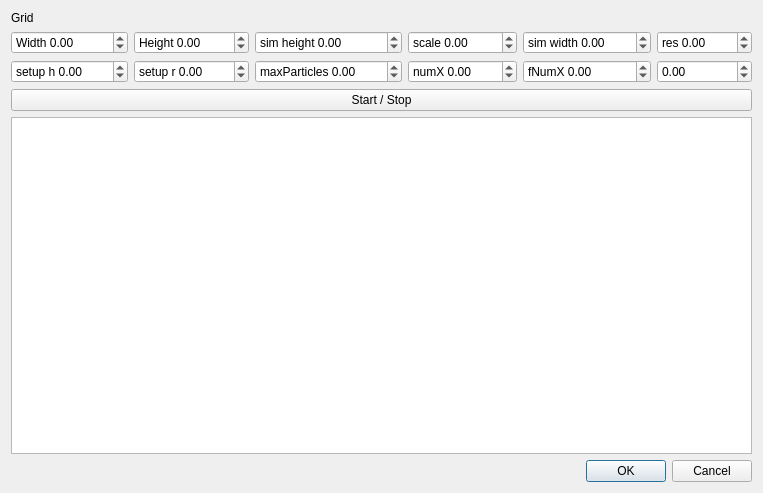
First picture: the form in fluid.ui, repository joblobob/ray, before the edit.
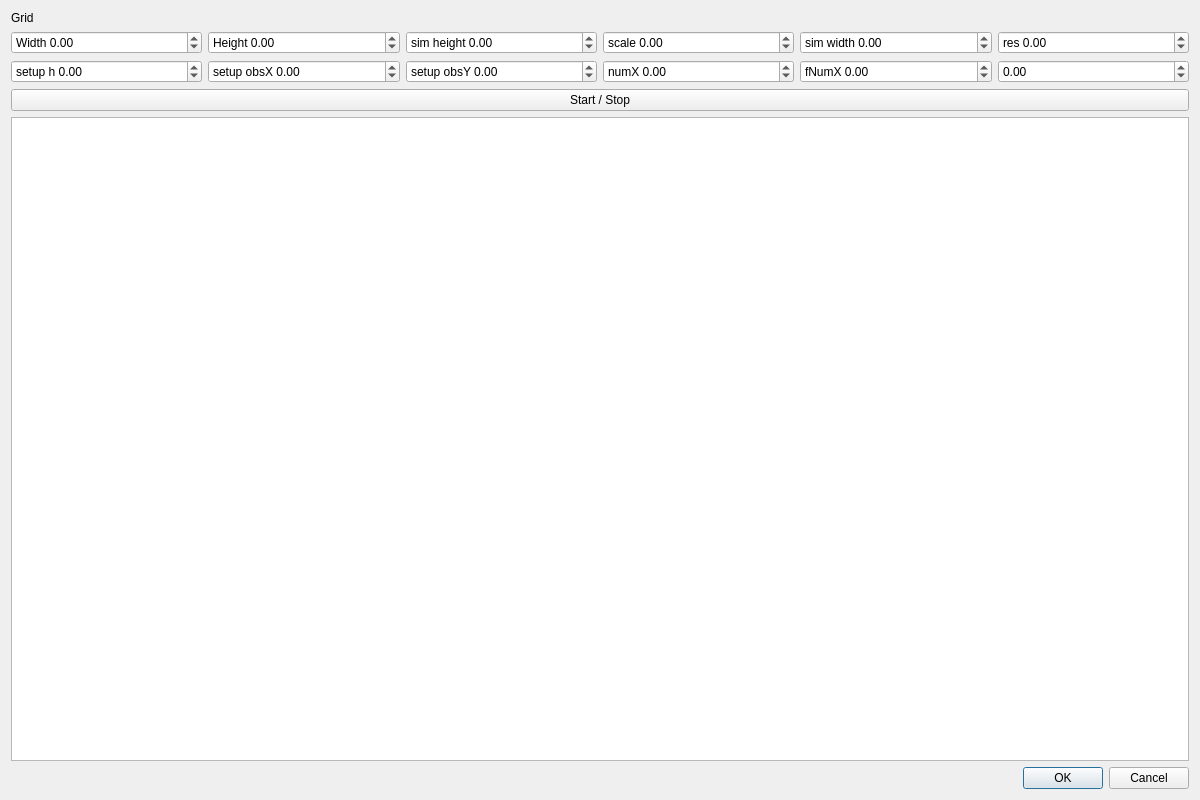
Second picture: the form after the edit.

Commit message: feature: obstacle and grid size

The edit to the form file:
```diff
--- a/fluid.ui
+++ b/fluid.ui
@@ -6,8 +6,8 @@
    <rect>
     <x>0</x>
     <y>0</y>
-    <width>672</width>
-    <height>493</height>
+    <width>1200</width>
+    <height>800</height>
    </rect>
   </property>
   <property name="windowTitle">
@@ -113,7 +113,7 @@
      <item row="1" column="1">
       <widget class="QDoubleSpinBox" name="dsBox8">
        <property name="prefix">
-        <string>setup r </string>
+        <string>setup obsX </string>
        </property>
        <property name="minimum">
         <double>-1000.000000000000000</double>
@@ -126,7 +126,7 @@
      <item row="1" column="2">
       <widget class="QDoubleSpinBox" name="dsBox9">
        <property name="prefix">
-        <string>maxParticles </string>
+        <string>setup obsY </string>
        </property>
        <property name="minimum">
         <double>-1000.000000000000000</double>
```
The commit also changes 2 other files.
